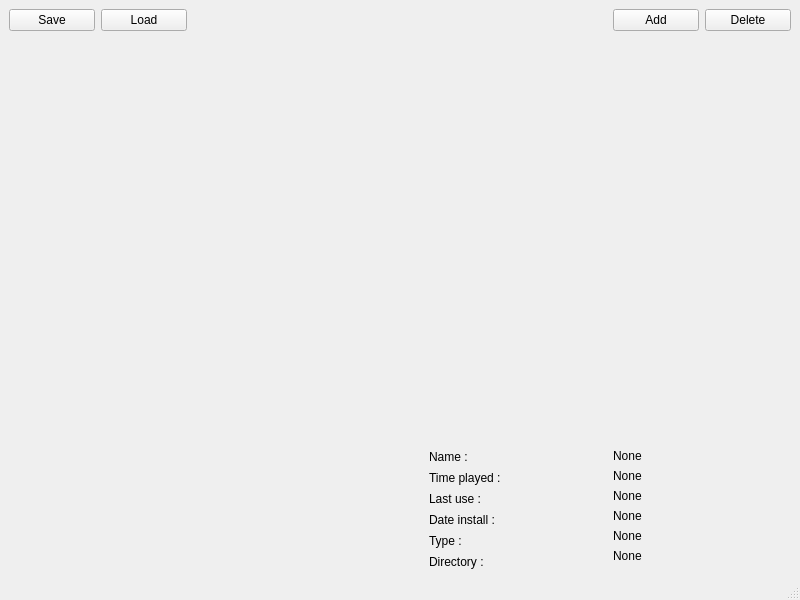
This is MainWindow.ui in p1err00/MGame as Qt 5 draws it before an edit. The edited form follows.
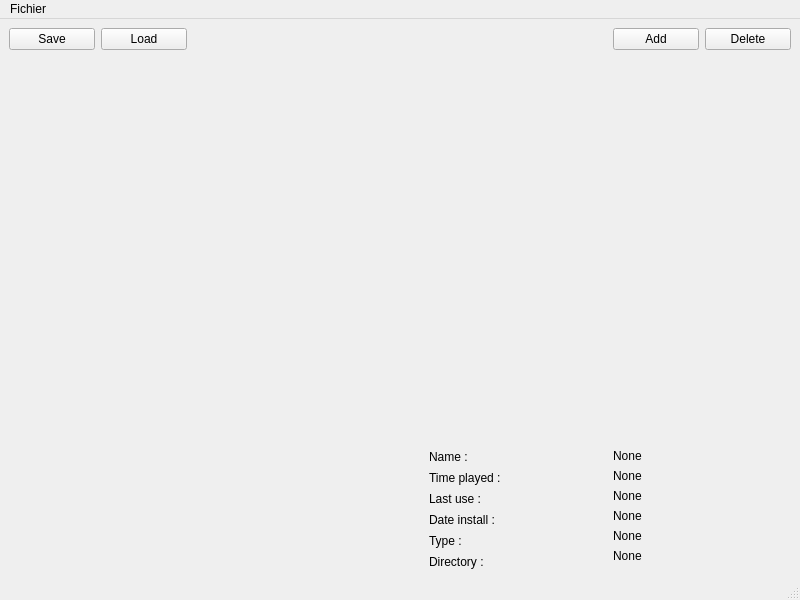
This is the edited form.

```diff
--- a/MainWindow.ui
+++ b/MainWindow.ui
@@ -26,6 +26,10 @@
      <layout class="QHBoxLayout" name="horizontalLayout">
       <item>
        <widget class="QPushButton" name="pbSave">
+        <property name="styleSheet">
+         <string notr="true">font: 75 12pt &quot;Noto Sans Arabic UI&quot;;
+</string>
+        </property>
         <property name="text">
          <string>Save</string>
         </property>
@@ -33,6 +37,9 @@
       </item>
       <item>
        <widget class="QPushButton" name="pbLoad">
+        <property name="styleSheet">
+         <string notr="true">font: 75 12pt &quot;Noto Sans Arabic UI&quot;;</string>
+        </property>
         <property name="text">
          <string>Load</string>
         </property>
@@ -56,6 +63,9 @@
       </item>
       <item>
        <widget class="QPushButton" name="pbAdd">
+        <property name="styleSheet">
+         <string notr="true">font: 75 12pt &quot;Noto Sans Arabic UI&quot;;</string>
+        </property>
         <property name="text">
          <string>Add</string>
         </property>
@@ -63,6 +73,9 @@
       </item>
       <item>
        <widget class="QPushButton" name="pbDel">
+        <property name="styleSheet">
+         <string notr="true">font: 75 12pt &quot;Noto Sans Arabic UI&quot;;</string>
+        </property>
         <property name="text">
          <string>Delete</string>
         </property>
@@ -71,10 +84,8 @@
      </layout>
     </item>
     <item>
-     <layout class="QHBoxLayout" name="horizontalLayout_4">
+     <layout class="QVBoxLayout" name="listGameLayout">
       <item>
-       <layout class="QGridLayout" name="listGame">
-        <item row="0" column="0">
          <spacer name="verticalSpacer">
           <property name="orientation">
            <enum>Qt::Vertical</enum>
@@ -89,8 +100,6 @@
         </item>
        </layout>
       </item>
-     </layout>
-    </item>
     <item>
      <layout class="QHBoxLayout" name="horizontalLayout_2">
       <item>
@@ -214,9 +223,16 @@
      <x>0</x>
      <y>0</y>
      <width>800</width>
-     <height>25</height>
+     <height>20</height>
     </rect>
    </property>
+   <widget class="QMenu" name="menuFichier">
+    <property name="title">
+     <string>Fichier</string>
+    </property>
+    <addaction name="actionEnregistrer"/>
+   </widget>
+   <addaction name="menuFichier"/>
   </widget>
   <widget class="QStatusBar" name="statusbar"/>
  </widget>
```
Left out of the diff: 5 changed lines with no effect on the pictures. Lines whose indentation alone changed are shown as unchanged.
